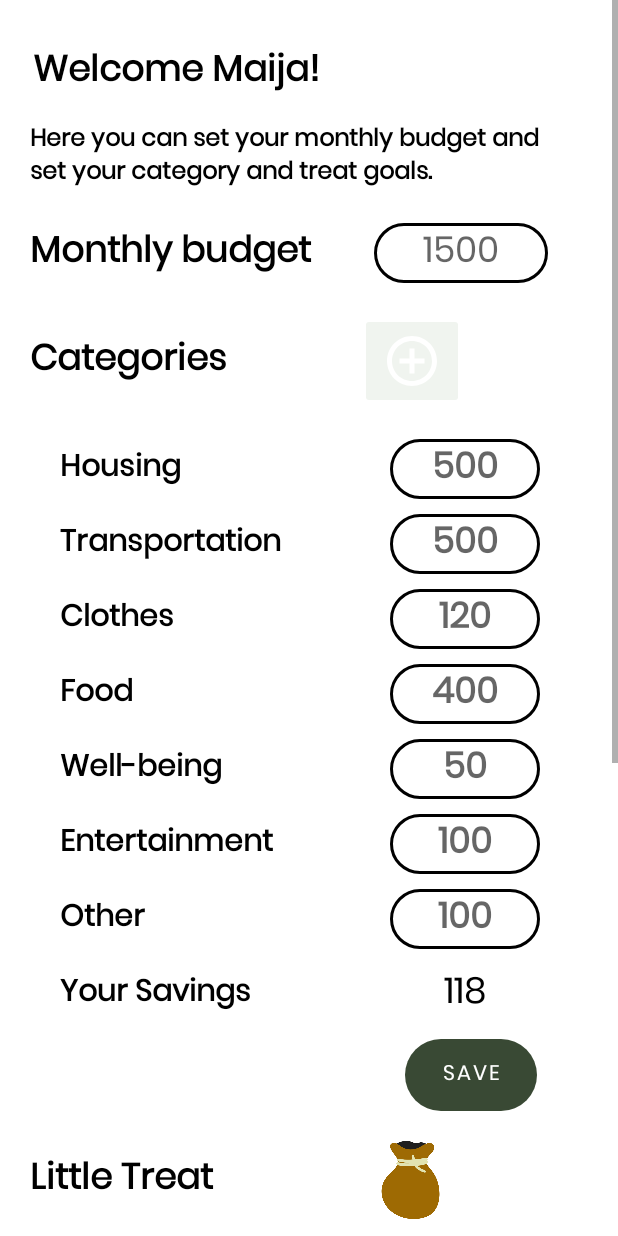
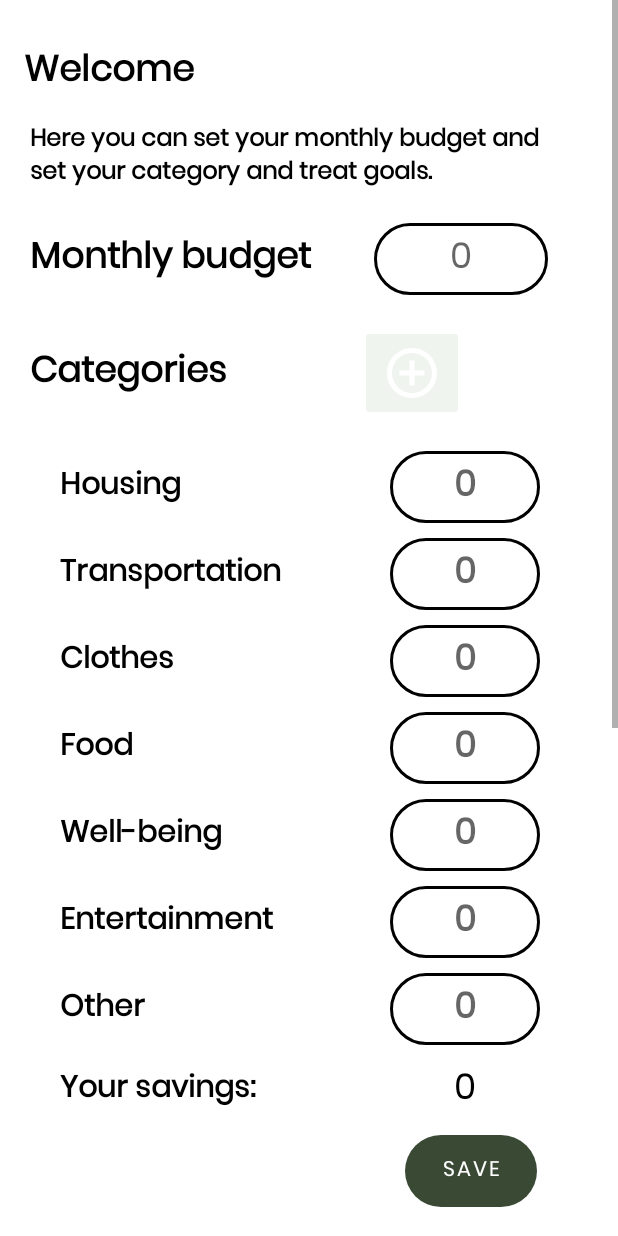
Before and after one commit to puranenjenny/MobiiliProjekti, an Android app: the layout fragment_profile.xml on its own in the app's theme, with its tools: preview values and no code run, on a phone screen of 412 x 824 dp. Run offline under Robolectric (Android 15) with nearby library versions, the phone set to English and light mode, and no system bars.

Commit message:
Profile fragment layout changes and functionalities for deleting user and logging out.

```diff
--- a/app/src/main/java/com/example/mobiiliprojekti/EditUserFragment.kt
+++ b/app/src/main/java/com/example/mobiiliprojekti/EditUserFragment.kt
@@ -2,7 +2,7 @@ package com.example.mobiiliprojekti
 
 import android.app.AlertDialog
 import android.app.Dialog
-import android.content.Intent
+
 import android.os.Bundle
 import android.widget.Button
 import android.widget.EditText
--- a/app/src/main/res/layout/fragment_profile.xml
+++ b/app/src/main/res/layout/fragment_profile.xml
@@ -22,7 +22,7 @@
             android:layout_marginStart="16dp"
             android:layout_marginTop="28dp"
             android:fontFamily="@font/poppins"
-            android:text=" Welcome Maija!"
+            android:text="@string/welcome"
             android:textColor="@color/black"
             android:textSize="24sp"
             android:textStyle="bold"
@@ -37,7 +37,7 @@
             android:layout_marginTop="12dp"
             android:layout_marginBottom="9dp"
             android:fontFamily="@font/poppins"
-            android:text="Here you can set your monthly budget and set your category and treat goals."
+            android:text="@string/setBudget"
             android:textColor="@color/black"
             android:textSize="16sp"
             android:textStyle="bold"
@@ -58,7 +58,7 @@
                 android:layout_height="wrap_content"
                 android:layout_marginStart="20dp"
                 android:fontFamily="@font/poppins"
-                android:text="Monthly budget"
+                android:text="@string/monthly"
                 android:textColor="@color/black"
                 android:textSize="24sp"
                 android:textStyle="bold" />
@@ -66,11 +66,11 @@
             <com.google.android.material.textfield.TextInputEditText
                 android:id="@+id/MonthlyInput"
                 android:layout_width="116dp"
-                android:layout_height="40dp"
+                android:layout_height="48dp"
                 android:background="@drawable/round_input"
                 android:fontFamily="@font/poppins"
                 android:gravity="center"
-                android:hint="1500"
+                android:hint="@string/monthlyNum"
                 android:inputType="number"
                 android:textAlignment="center"
                 android:textColor="@color/black"
@@ -92,7 +92,7 @@
                 android:layout_marginStart="20dp"
                 android:fontFamily="@font/poppins"
                 android:gravity="center_vertical"
-                android:text="Categories"
+                android:text="@string/categories"
                 android:textColor="@color/black"
                 android:textSize="24sp"
                 android:textStyle="bold" />
@@ -103,7 +103,8 @@
                 android:layout_height="64dp"
                 android:layout_marginStart="20dp"
                 android:backgroundTint="@color/light_grey"
-                app:srcCompat="@drawable/icon_add2" />
+                app:srcCompat="@drawable/icon_add2"
+                android:contentDescription="@string/addCategory" />
 
         </LinearLayout>
 
@@ -124,7 +125,7 @@
                 android:layout_marginEnd="50dp"
                 android:fontFamily="@font/poppins"
                 android:gravity="center_vertical"
-                android:text="Housing"
+                android:text="@string/housing"
                 android:textColor="@color/black"
                 android:textSize="20sp"
                 android:textStyle="bold" />
@@ -132,13 +133,13 @@
             <com.google.android.material.textfield.TextInputEditText
                 android:id="@+id/HousingInput"
                 android:layout_width="100dp"
-                android:layout_height="40dp"
+                android:layout_height="48dp"
                 android:layout_marginEnd="20dp"
                 android:background="@drawable/round_input"
                 android:backgroundTint="@color/black"
                 android:fontFamily="@font/poppins"
                 android:gravity="center"
-                android:hint="500"
+                android:hint="@string/housingNum"
                 android:inputType="number"
                 android:textAlignment="center"
                 android:textColor="@color/black"
@@ -162,7 +163,7 @@
                 android:layout_marginEnd="50dp"
                 android:fontFamily="@font/poppins"
                 android:gravity="center_vertical"
-                android:text="Transportation"
+                android:text="@string/transportation"
                 android:textColor="@color/black"
                 android:textSize="20sp"
                 android:textStyle="bold" />
@@ -170,13 +171,13 @@
             <com.google.android.material.textfield.TextInputEditText
                 android:id="@+id/TransportationInput"
                 android:layout_width="100dp"
-                android:layout_height="40dp"
+                android:layout_height="48dp"
                 android:layout_marginEnd="20dp"
                 android:background="@drawable/round_input"
                 android:backgroundTint="@color/black"
                 android:fontFamily="@font/poppins"
                 android:gravity="center"
-                android:hint="500"
+                android:hint="@string/transportationNum"
                 android:inputType="number"
                 android:textAlignment="center"
                 android:textColor="@color/black"
@@ -201,7 +202,7 @@
                 android:layout_marginEnd="50dp"
                 android:fontFamily="@font/poppins"
                 android:gravity="center_vertical"
-                android:text="Clothes"
+                android:text="@string/clothes"
                 android:textColor="@color/black"
                 android:textSize="20sp"
                 android:textStyle="bold" />
@@ -209,12 +210,12 @@
             <com.google.android.material.textfield.TextInputEditText
                 android:id="@+id/ClothesInput"
                 android:layout_width="100dp"
-                android:layout_height="40dp"
+                android:layout_height="48dp"
                 android:background="@drawable/round_input"
                 android:backgroundTint="@color/black"
                 android:fontFamily="@font/poppins"
                 android:gravity="center"
-                android:hint="120"
+                android:hint="@string/clothesNum"
                 android:inputType="number"
                 android:textAlignment="center"
                 android:textColor="@color/black"
@@ -238,7 +239,7 @@
                 android:layout_marginStart="40dp"
                 android:layout_marginEnd="50dp"
                 android:fontFamily="@font/poppins"
-                android:text="Food"
+                android:text="@string/food"
                 android:textColor="@color/black"
                 android:textSize="20sp"
                 android:textStyle="bold"
@@ -247,12 +248,12 @@
             <com.google.android.material.textfield.TextInputEditText
                 android:id="@+id/FoodInput"
                 android:layout_width="100dp"
-                android:layout_height="40dp"
+                android:layout_height="48dp"
                 android:background="@drawable/round_input"
                 android:backgroundTint="@color/black"
                 android:fontFamily="@font/poppins"
                 android:gravity="center"
-                android:hint="400"
+                android:hint="@string/foodNum"
                 android:inputType="number"
                 android:textAlignment="center"
                 android:textColor="@color/black"
@@ -275,7 +276,7 @@
                 android:layout_marginStart="40dp"
                 android:layout_marginEnd="50dp"
                 android:fontFamily="@font/poppins"
-                android:text="Well-being"
+                android:text="@string/wellness"
                 android:textColor="@color/black"
                 android:textSize="20sp"
                 android:textStyle="bold"
@@ -284,12 +285,12 @@
             <com.google.android.material.textfield.TextInputEditText
                 android:id="@+id/HyqieneInput"
                 android:layout_width="100dp"
-                android:layout_height="40dp"
+                android:layout_height="48dp"
                 android:background="@drawable/round_input"
                 android:backgroundTint="@color/black"
                 android:fontFamily="@font/poppins"
                 android:gravity="center"
-                android:hint="50"
+                android:hint="@string/wellnessNum"
                 android:inputType="number"
                 android:textAlignment="center"
                 android:textColor="@color/black"
@@ -312,7 +313,7 @@
                 android:layout_marginStart="40dp"
                 android:layout_marginEnd="50dp"
                 android:fontFamily="@font/poppins"
-                android:text="Entertainment"
+                android:text="@string/entertain"
                 android:textColor="@color/black"
                 android:textSize="20sp"
                 android:textStyle="bold"
@@ -321,12 +322,12 @@
             <com.google.android.material.textfield.TextInputEditText
                 android:id="@+id/EntertainmentInput"
                 android:layout_width="100dp"
-                android:layout_height="40dp"
+                android:layout_height="48dp"
                 android:background="@drawable/round_input"
                 android:backgroundTint="@color/black"
                 android:fontFamily="@font/poppins"
                 android:gravity="center"
-                android:hint="100"
+                android:hint="@string/entertainNum"
                 android:inputType="number"
                 android:textAlignment="center"
                 android:textColor="@color/black"
@@ -349,7 +350,7 @@
                 android:layout_marginStart="40dp"
                 android:layout_marginEnd="50dp"
                 android:fontFamily="@font/poppins"
-                android:text="Other"
+                android:text="@string/other"
                 android:textColor="@color/black"
                 android:textSize="20sp"
                 android:textStyle="bold"
@@ -358,12 +359,12 @@
             <com.google.android.material.textfield.TextInputEditText
                 android:id="@+id/OtherInput"
                 android:layout_width="100dp"
-                android:layout_height="40dp"
+                android:layout_height="48dp"
                 android:background="@drawable/round_input"
                 android:backgroundTint="@color/black"
                 android:fontFamily="@font/poppins"
                 android:gravity="center"
-                android:hint="100"
+                android:hint="@string/otherNum"
                 android:inputType="number"
                 android:textAlignment="center"
                 android:textColor="@color/black"
@@ -387,7 +388,7 @@
                 android:layout_marginEnd="50dp"
                 android:fontFamily="@font/poppins"
                 android:gravity="center_vertical"
-                android:text="Your Savings"
+                android:text="@string/savings"
                 android:textColor="@color/black"
                 android:textSize="20sp"
                 android:textStyle="bold" />
@@ -397,7 +398,7 @@
                 android:layout_width="100dp"
                 android:layout_height="wrap_content"
                 android:fontFamily="@font/poppins"
-                android:text="118"
+                android:text="@string/savingsNum"
                 android:textAlignment="center"
                 android:textColor="@color/black"
                 android:textSize="24sp" />
@@ -412,7 +413,7 @@
             android:layout_marginTop="10dp"
             android:background="@drawable/rounded_button"
             android:fontFamily="@font/poppins"
-            android:text="Save"
+            android:text="@string/save"
             android:textColor="@android:color/white"
             app:backgroundTint="@color/dark_green"
             app:layout_constraintStart_toStartOf="parent"
@@ -433,7 +434,7 @@
                 android:layout_marginStart="20dp"
                 android:fontFamily="@font/poppins"
                 android:gravity="center_vertical"
-                android:text="Little Treat"
+                android:text="@string/littleTreat"
                 android:textColor="@color/black"
                 android:textSize="24sp"
                 android:textStyle="bold" />
@@ -443,7 +444,8 @@
                 android:layout_width="67dp"
                 android:layout_height="52dp"
                 android:layout_marginStart="20dp"
-                android:src="@drawable/treat" />
+                android:src="@drawable/treat"
+                android:contentDescription="@string/treatPicture" />
 
         </LinearLayout>
 
@@ -455,7 +457,7 @@
             android:layout_marginTop="10dp"
             android:layout_marginEnd="20dp"
             android:fontFamily="@font/poppins"
-            android:text="After sticking to your budget for 4 month, you deserve a little treat!"
+            android:text="@string/littleTreat2"
             android:textColor="@color/black"
             android:textSize="16sp"
             android:textStyle="bold"
@@ -478,7 +480,7 @@
                 android:layout_marginStart="40dp"
                 android:layout_marginEnd="40dp"
                 android:fontFamily="@font/poppins"
-                android:text="Treat"
+                android:text="@string/treat"
                 android:textColor="@color/black"
                 android:textSize="20sp"
                 android:textStyle="bold"
@@ -491,7 +493,7 @@
                 android:background="@drawable/round_input"
                 android:backgroundTint="@color/black"
                 android:fontFamily="@font/poppins"
-                android:hint="New shirt"
+                android:hint="@string/treat2"
                 android:textAlignment="center"
                 android:textColor="@color/black"
                 android:textSize="20sp"
@@ -516,7 +518,7 @@
                 android:layout_marginStart="40dp"
                 android:layout_marginEnd="40dp"
                 android:fontFamily="@font/poppins"
-                android:text="Treat budget"
+                android:text="@string/treatNum"
                 android:textColor="@color/black"
                 android:textSize="20sp"
                 android:textStyle="bold"
@@ -534,6 +536,7 @@
                 android:textColor="@color/black"
                 android:textSize="24sp"
                 android:textStyle="bold"
+                android:hint="@string/treatNum2"
                 app:boxStrokeColor="@color/black" />
 
         </LinearLayout>
@@ -546,7 +549,7 @@
             android:layout_marginTop="10dp"
             android:background="@drawable/rounded_button"
             android:backgroundTint="@color/button"
-            android:text="Save"
+            android:text="@string/save"
             app:layout_constraintStart_toStartOf="parent"
             app:layout_constraintTop_toBottomOf="@+id/linearLayoutTreat3" />
 
@@ -565,7 +568,7 @@
                 android:layout_marginStart="20dp"
                 android:fontFamily="@font/poppins"
                 android:gravity="center_vertical"
-                android:text="Edit user profile"
+                android:text="@string/editProfile"
                 android:textColor="@color/black"
                 android:textSize="24sp"
                 android:textStyle="bold" />
@@ -575,7 +578,8 @@
                 android:layout_width="67dp"
                 android:layout_height="52dp"
                 android:layout_marginStart="20dp"
-                android:src="@drawable/icon_profile_large" />
+                android:src="@drawable/icon_profile_large"
+                android:contentDescription="@string/profile" />
 
         </LinearLayout>
 
@@ -587,7 +591,7 @@
             android:background="@drawable/rounded_button"
             android:backgroundTint="@color/button"
             android:fontFamily="@font/poppins"
-            android:text="Edit user information"
+            android:text="@string/editUser"
             app:layout_constraintEnd_toEndOf="parent"
             app:layout_constraintStart_toStartOf="parent"
             app:layout_constraintTop_toBottomOf="@+id/linearLayoutProfile" />
@@ -601,7 +605,7 @@
             android:background="@drawable/rounded_button"
             android:fontFamily="@font/poppins"
             android:gravity="center_horizontal|center_vertical"
-            android:text="Remove user"
+            android:text="@string/deleteUser"
             android:textColor="@android:color/white"
             app:backgroundTint="#B80101"
             app:layout_constraintEnd_toEndOf="parent"
@@ -617,7 +621,7 @@
             android:background="@drawable/rounded_button"
             android:backgroundTint="@color/button"
             android:fontFamily="@font/poppins"
-            android:text="Logout"
+            android:text="@string/logout"
             app:layout_constraintBottom_toBottomOf="parent"
             app:layout_constraintEnd_toEndOf="parent"
             app:layout_constraintStart_toStartOf="parent"
--- a/app/src/main/res/values/strings.xml
+++ b/app/src/main/res/values/strings.xml
@@ -55,6 +55,40 @@
     <string name="deleteUser2">Here you can delete your user information.\n\n<b>Warning!</b>\nThis deletes all user related information permanently!</string>
     <string name="delete">Delete</string>
 
+    <!--Profile fragment-->
+    <string name="setBudget">Here you can set your monthly budget and set your category and treat goals.</string>
+    <string name="monthly">Monthly budget</string>
+    <string name="monthlyNum">0</string>
+    <string name="housing">Housing</string>
+    <string name="housingNum">0</string>
+    <string name="transportation">Transportation</string>
+    <string name="transportationNum">0</string>
+    <string name="clothes">Clothes</string>
+    <string name="clothesNum">0</string>
+    <string name="food">Food</string>
+    <string name="foodNum">0</string>
+    <string name="wellness">Well-being</string>
+    <string name="wellnessNum">0</string>
+    <string name="entertain">Entertainment</string>
+    <string name="entertainNum">0</string>
+    <string name="other">Other</string>
+    <string name="otherNum">0</string>
+    <string name="savings">Your savings:</string>
+    <string name="savingsNum">0</string>
+    <string name="littleTreat">Little Treat</string>
+    <string name="littleTreat2">After sticking to your budget for 4 month, you deserve a little treat!</string>
+    <string name="treat">Treat:</string>
+    <string name="treat2">Add treat</string>
+    <string name="treatNum">Treat budget:</string>
+    <string name="treatNum2">0</string>
+    <string name="logout">Logout</string>
+    <string name="categories">Categories</string>
+    <string name="addCategory">Add category button</string>
+    <string name="profile">Profile picture</string>
+    <string name="editProfile">Edit user profile</string>
+    <string name="treatPicture">Treat picture</string>
+
+    Monthly budget
     <!-- image descriptions -->
     <string name="img_description">Penny Paladin Logo</string>
     <string name="img_description2">Coin</string>
```
Also changed, not shown: app/src/main/java/com/example/mobiiliprojekti/services/DatabaseManager.kt (+72 -2 lines), app/src/main/java/com/example/mobiiliprojekti/ui/profile/ProfileFragment.kt (+24 -2 lines).
